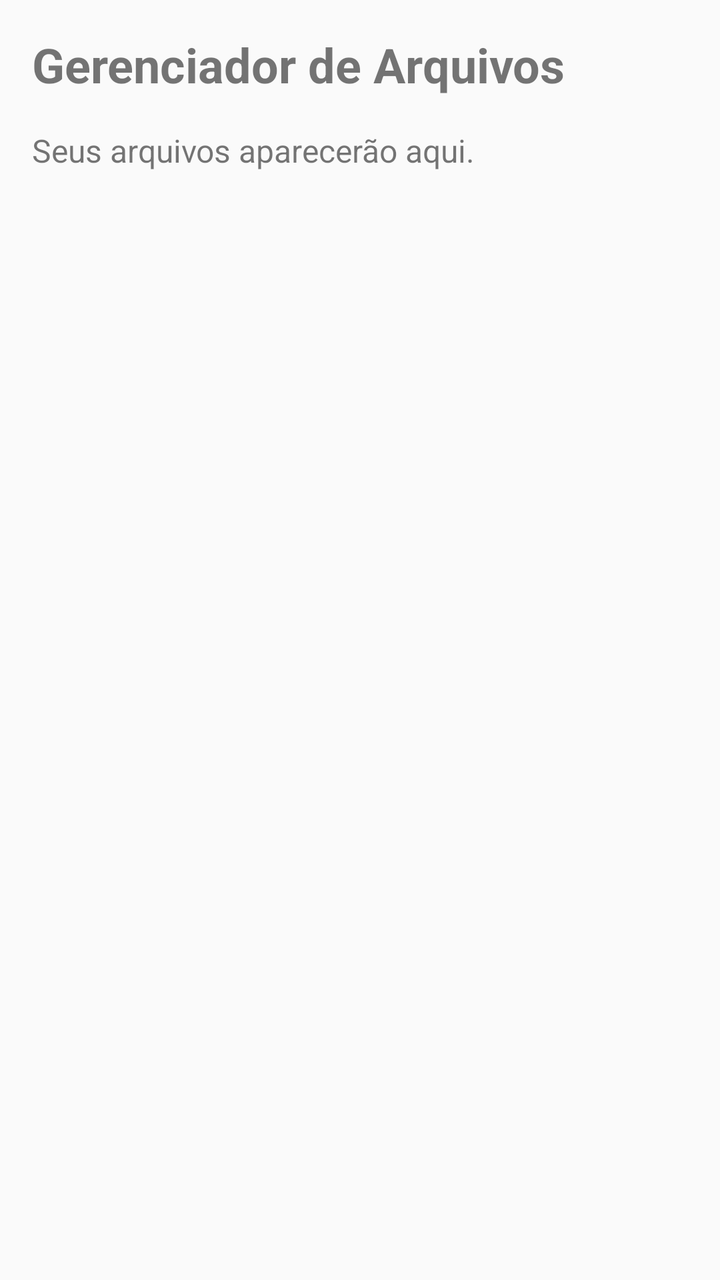
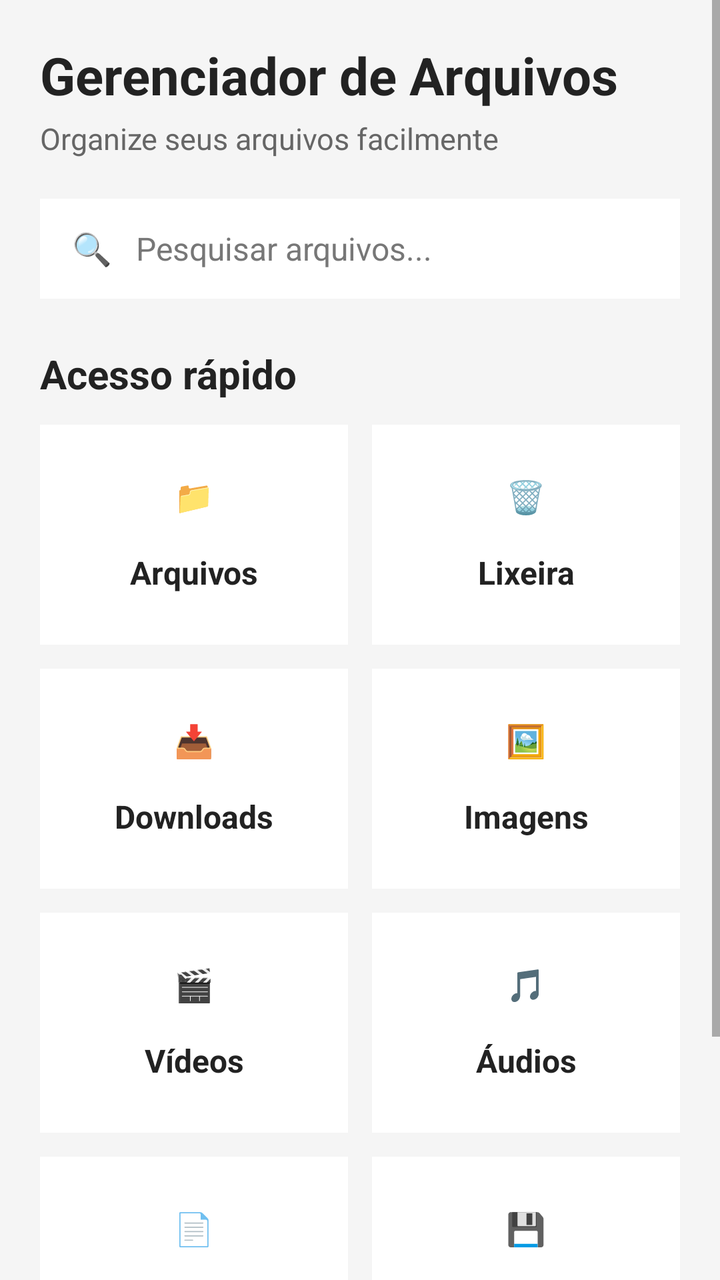

Before-and-after screenshots of an Android layout around one commit, followed by the original layout XML and the change that was made.
<!-- AndroidManifest.xml: application theme android:Theme.Material.Light.NoActionBar -->
<!-- res/layout/activity_main.xml -->
<?xml version="1.0" encoding="utf-8"?>
<LinearLayout xmlns:android="http://schemas.android.com/apk/res/android"
    android:layout_width="match_parent"
    android:layout_height="match_parent"
    android:orientation="vertical"
    android:padding="16dp">

    <TextView
        android:layout_width="match_parent"
        android:layout_height="wrap_content"
        android:text="Gerenciador de Arquivos"
        android:textSize="24sp"
        android:textStyle="bold" />

    <TextView
        android:layout_width="match_parent"
        android:layout_height="wrap_content"
        android:layout_marginTop="16dp"
        android:text="Seus arquivos aparecerão aqui."
        android:textSize="16sp" />

</LinearLayout>
<!-- resources referenced by this layout -->
<resources>

</resources>

<!-- the commit's change to res/layout/activity_main.xml (unified diff, before → after) -->
@@ -1,22 +1,190 @@
 <?xml version="1.0" encoding="utf-8"?>
-<LinearLayout xmlns:android="http://schemas.android.com/apk/res/android"
+<ScrollView xmlns:android="http://schemas.android.com/apk/res/android"
     android:layout_width="match_parent"
     android:layout_height="match_parent"
-    android:orientation="vertical"
-    android:padding="16dp">
+    android:background="#F5F5F5">
 
-    <TextView
+    <LinearLayout
         android:layout_width="match_parent"
         android:layout_height="wrap_content"
-        android:text="Gerenciador de Arquivos"
-        android:textSize="24sp"
-        android:textStyle="bold" />
+        android:orientation="vertical"
+        android:padding="20dp">
 
-    <TextView
-        android:layout_width="match_parent"
-        android:layout_height="wrap_content"
-        android:layout_marginTop="16dp"
-        android:text="Seus arquivos aparecerão aqui."
-        android:textSize="16sp" />
+        <TextView
+            android:layout_width="match_parent"
+            android:layout_height="wrap_content"
+            android:text="Gerenciador de Arquivos"
+            android:textColor="#222222"
+            android:textSize="26sp"
+            android:textStyle="bold" />
 
-</LinearLayout>
+        <TextView
+            android:layout_width="match_parent"
+            android:layout_height="wrap_content"
+            android:layout_marginTop="4dp"
+            android:text="Organize seus arquivos facilmente"
+            android:textColor="#666666"
+            android:textSize="15sp" />
+
+        <TextView
+            android:layout_width="match_parent"
+            android:layout_height="50dp"
+            android:layout_marginTop="20dp"
+            android:background="#FFFFFF"
+            android:gravity="center_vertical"
+            android:paddingStart="16dp"
+            android:text="🔍   Pesquisar arquivos..."
+            android:textColor="#777777"
+            android:textSize="16sp" />
+
+        <TextView
+            android:layout_width="match_parent"
+            android:layout_height="wrap_content"
+            android:layout_marginTop="24dp"
+            android:text="Acesso rápido"
+            android:textColor="#222222"
+            android:textSize="20sp"
+            android:textStyle="bold" />
+
+        <LinearLayout
+            android:layout_width="match_parent"
+            android:layout_height="wrap_content"
+            android:layout_marginTop="12dp"
+            android:orientation="horizontal">
+
+            <TextView
+                android:layout_width="0dp"
+                android:layout_height="110dp"
+                android:layout_marginEnd="6dp"
+                android:layout_weight="1"
+                android:background="#FFFFFF"
+                android:gravity="center"
+                android:text="📁\n\nArquivos"
+                android:textColor="#222222"
+                android:textSize="16sp"
+                android:textStyle="bold" />
+
+            <TextView
+                android:layout_width="0dp"
+                android:layout_height="110dp"
+                android:layout_marginStart="6dp"
+                android:layout_weight="1"
+                android:background="#FFFFFF"
+                android:gravity="center"
+                android:text="🗑️\n\nLixeira"
+                android:textColor="#222222"
+                android:textSize="16sp"
+                android:textStyle="bold" />
+
+        </LinearLayout>
+
+        <LinearLayout
+            android:layout_width="match_parent"
+            android:layout_height="wrap_content"
+            android:layout_marginTop="12dp"
+            android:orientation="horizontal">
+
+            <TextView
+                android:layout_width="0dp"
+                android:layout_height="110dp"
+                android:layout_marginEnd="6dp"
+                android:layout_weight="1"
+                android:background="#FFFFFF"
+                android:gravity="center"
+                android:text="📥\n\nDownloads"
+                android:textColor="#222222"
+                android:textSize="16sp"
+                android:textStyle="bold" />
+
+            <TextView
+                android:layout_width="0dp"
+                android:layout_height="110dp"
+                android:layout_marginStart="6dp"
+                android:layout_weight="1"
+                android:background="#FFFFFF"
+                android:gravity="center"
+                android:text="🖼️\n\nImagens"
+                android:textColor="#222222"
+                android:textSize="16sp"
+                android:textStyle="bold" />
+
+        </LinearLayout>
+
+        <LinearLayout
+            android:layout_width="match_parent"
+            android:layout_height="wrap_content"
+            android:layout_marginTop="12dp"
+            android:orientation="horizontal">
+
+            <TextView
+                android:layout_width="0dp"
+                android:layout_height="110dp"
+                android:layout_marginEnd="6dp"
+                android:layout_weight="1"
+                android:background="#FFFFFF"
+                android:gravity="center"
+                android:text="🎬\n\nVídeos"
+                android:textColor="#222222"
+                android:textSize="16sp"
+                android:textStyle="bold" />
+
+            <TextView
+                android:layout_width="0dp"
+                android:layout_height="110dp"
+                android:layout_marginStart="6dp"
+                android:layout_weight="1"
+                android:background="#FFFFFF"
+                android:gravity="center"
+                android:text="🎵\n\nÁudios"
+                android:textColor="#222222"
+                android:textSize="16sp"
+                android:textStyle="bold" />
+
+        </LinearLayout>
+
+        <LinearLayout
+            android:layout_width="match_parent"
+            android:layout_height="wrap_content"
+            android:layout_marginTop="12dp"
+            android:orientation="horizontal">
+
+            <TextView
+                android:layout_width="0dp"
+                android:layout_height="110dp"
+                android:layout_marginEnd="6dp"
+                android:layout_weight="1"
+                android:background="#FFFFFF"
+                android:gravity="center"
+                android:text="📄\n\nDocumentos"
+                android:textColor="#222222"
+                android:textSize="16sp"
+                android:textStyle="bold" />
+
+            <TextView
+                android:layout_width="0dp"
+                android:layout_height="110dp"
+                android:layout_marginStart="6dp"
+                android:layout_weight="1"
+                android:background="#FFFFFF"
+                android:gravity="center"
+                android:text="💾\n\nArmazenamento"
+                android:textColor="#222222"
+                android:textSize="16sp"
+                android:textStyle="bold" />
+
+        </LinearLayout>
+
+        <TextView
+            android:layout_width="match_parent"
+            android:layout_height="70dp"
+            android:layout_marginTop="12dp"
+            android:background="#FFFFFF"
+            android:gravity="center"
+            android:text="⚙️   Configurações"
+            android:textColor="#222222"
+            android:textSize="17sp"
+            android:textStyle="bold" />
+
+    </LinearLayout>
+
+</ScrollView>
